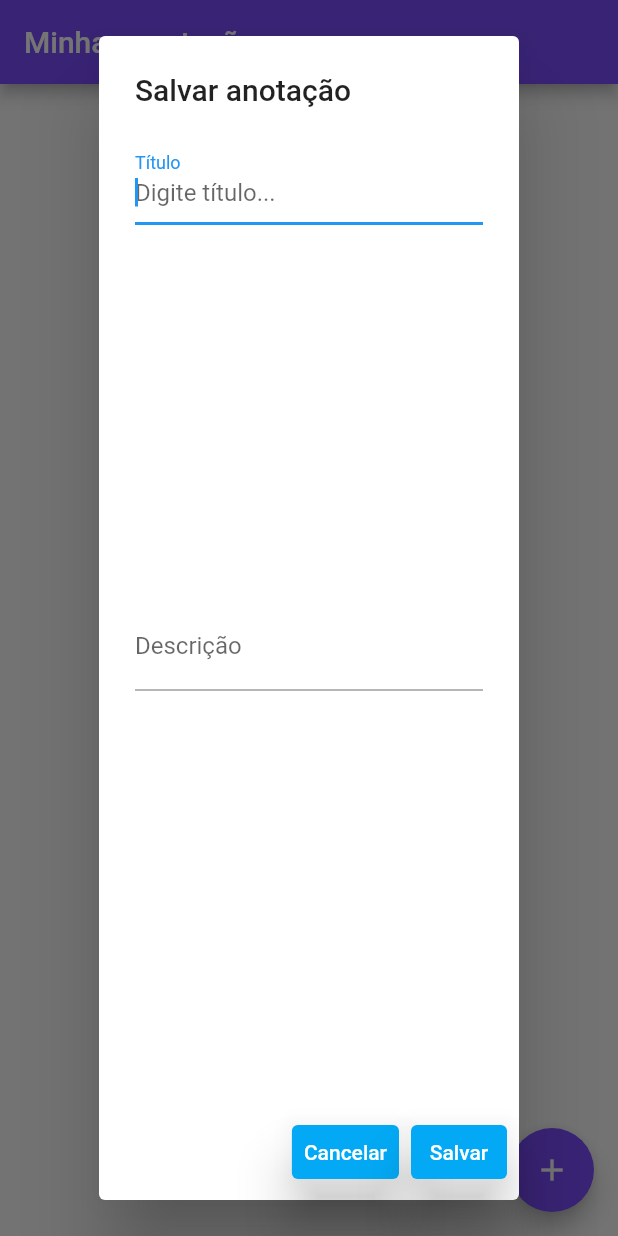
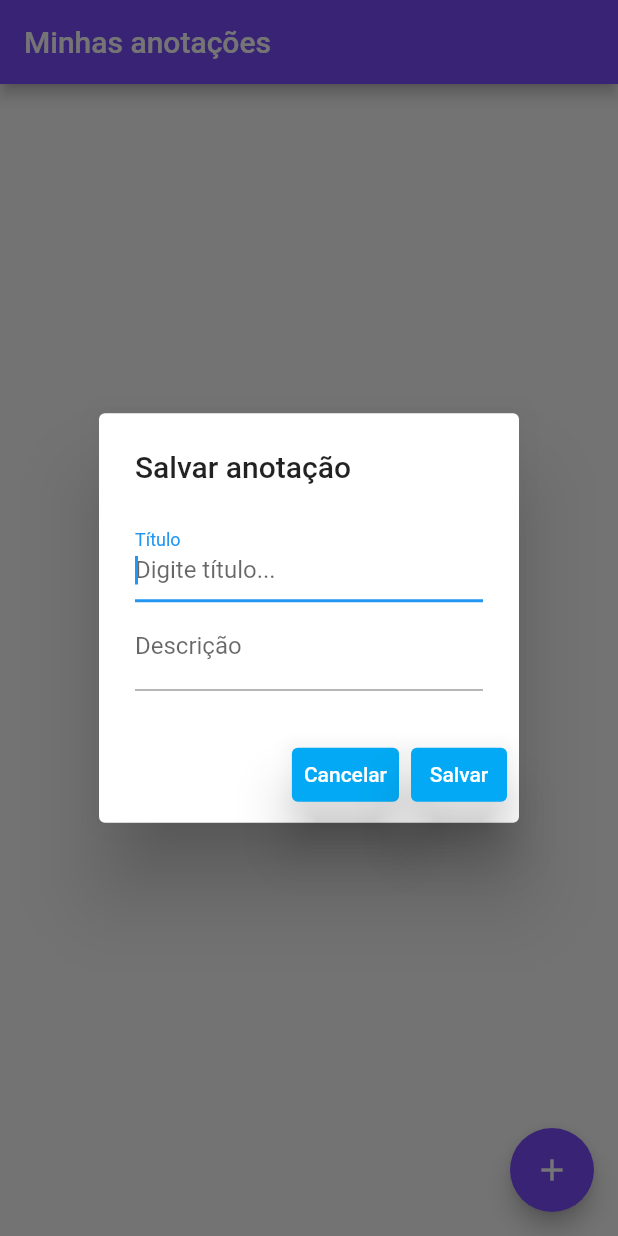
Before and after one commit to rcalves82/apps_flutter, a Flutter app: the screen it shows after launch, after a tap on the "add" icon, on a phone screen of 412 x 824 dp. Run offline on Flutter 3.47's test engine with Material 2 defaults, Android fonts, the phone set to English and light mode, and no system bars; our stand-ins replace audioplayers, date_format, shared_preferences, splashscreen, sqflite; accounts and stored records are empty.

Commit message:
ajustando apps anotacoes e lista tarefas

```diff
--- a/minhas_anotacoes/lib/Home.dart
+++ b/minhas_anotacoes/lib/Home.dart
@@ -40,27 +40,18 @@ class _HomeState extends State<Home> {
               //define o tamanho do componente na tela
               mainAxisSize: MainAxisSize.min,
               children: [
-                              Expanded(
-                                child: Container(
-                                  child: TextField(
+                TextField(
                   controller: _tituloController,
                   autofocus: true,
                   decoration: InputDecoration(
                       labelText: "Título", hintText: "Digite título..."),
                 ),
-                                ),
-                              ),
-                              Expanded(
-                                  child:  Container(
-                                    child: TextField(
+                TextField(
                     controller: _descricaoController,
                     decoration: InputDecoration(
                       labelText: "Descrição",
                       hintText: "Digite descrição",
-                                        )
-                                    ),
-                                  )
-                              ),
+                    )),
               ],
             ),
             actions: [
```
Also changed, not shown: lista_tarefas/lib/Home.dart (+47 -56 lines), 1 other file. Lines whose indentation alone changed are shown as unchanged.
